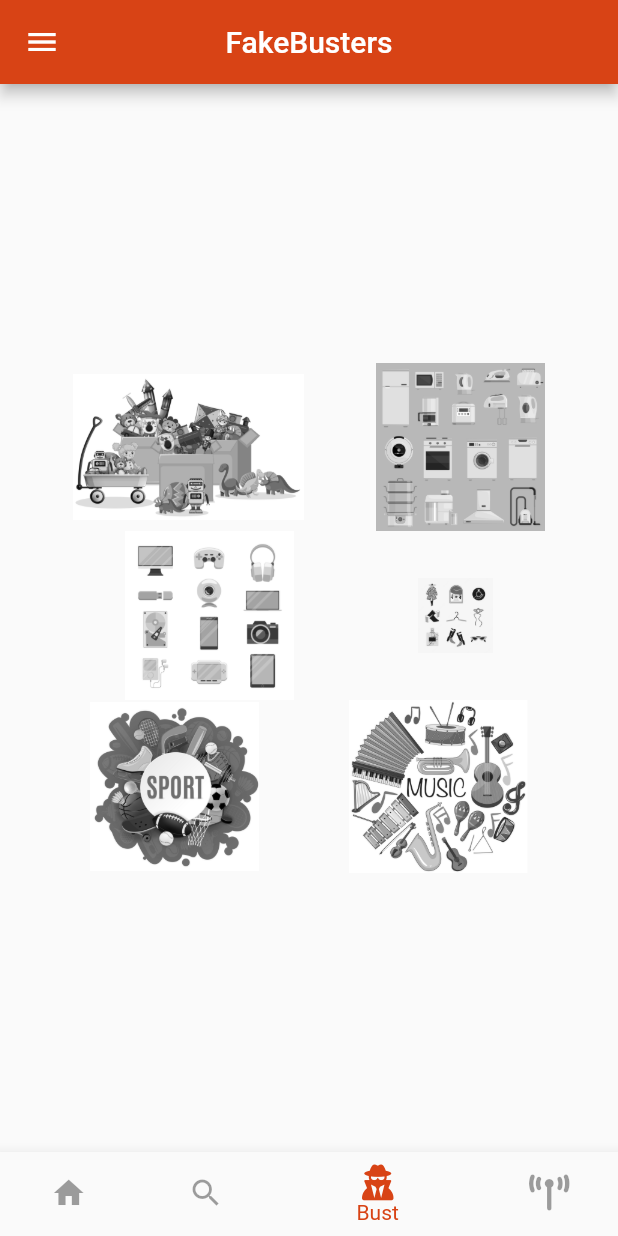
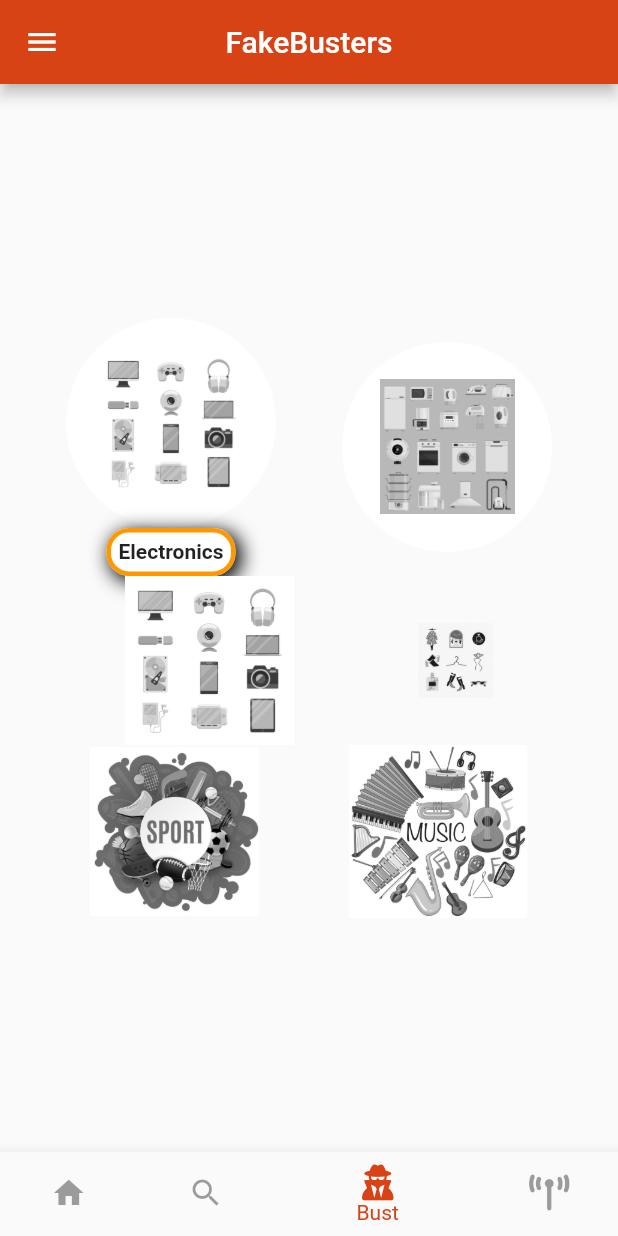
Before and after one commit to walidwalid23/FakeBusters, a Flutter app: the screen it shows after launch, after a tap on "Fake Buster", on a phone screen of 412 x 824 dp. Run offline on Flutter 3.47's test engine with Material 2 defaults, Android fonts, the phone set to English and light mode, and no system bars; our stand-ins replace fluttertoast, font_awesome_flutter; missing offline and left inert: regexed_validator.

Commit message:
modified categories layout and logic

```diff
--- a/lib/models/colors_manager.dart
+++ b/lib/models/colors_manager.dart
@@ -4,5 +4,8 @@ class ColorsManager{
   static final Color? bottomBarUnselectedIconsColor = Colors.black38;
   static final Color? bottomBarSelectedIconsColor = Colors.deepOrange[800];
   static final Color? choiceCircleBackground = Colors.deepOrangeAccent;
+  static final Color? choiceInactiveColor = Colors.black12;
+  static final Color? choiceActiveColor = Colors.orange;
+
 
 }
--- a/lib/reusable_widgets/user_choice.dart
+++ b/lib/reusable_widgets/user_choice.dart
@@ -8,7 +8,8 @@ class UserChoice extends StatelessWidget {
     required this.choiceText,
       this.circleRadius = 50,
      required this.imageScale,
-     required this.action
+     required this.action,
+     required this.circleBackgroundColor
   }) : super(key: key);
 
   String imagePath;
@@ -16,6 +17,7 @@ class UserChoice extends StatelessWidget {
   double imageScale;
   String choiceText;
   VoidCallback action;
+  Color circleBackgroundColor;
 
 
   @override
@@ -26,7 +28,7 @@ class UserChoice extends StatelessWidget {
           children: [
             CircleAvatar(child: Image.asset(imagePath,scale:imageScale ),
                 radius:circleRadius,
-            backgroundColor: ColorsManager.choiceCircleBackground,),
+            backgroundColor: circleBackgroundColor,),
             Container(
               padding: EdgeInsets.all(5),
                 decoration: BoxDecoration(
--- a/lib/views/categories.dart
+++ b/lib/views/categories.dart
@@ -1,7 +1,21 @@
+import 'package:fakebustersapp/reusable_widgets/user_choice.dart';
 import 'package:flutter/material.dart';
 
-class  Categories extends StatelessWidget {
+class Categories extends StatefulWidget {
   const Categories({Key? key}) : super(key: key);
+
+  @override
+  State<Categories> createState() => _CategoriesState();
+}
+
+class _CategoriesState extends State<Categories> {
+  String toysState = 'toysoff.jpg';
+  String appliancesState = 'appliancesoff.jpg';
+  String musicInstrumentsState = 'musicinstrumentsoff.jpg';
+  String fashionsState = 'fashionoff.jpg';
+  String electronicsState = 'electronicsoff.jpg';
+  String sportsEquipmentState = 'sportsEquipmentoff.jpg';
+
 
   @override
   Widget build(BuildContext context) {
@@ -9,10 +23,23 @@ class  Categories extends StatelessWidget {
       mainAxisAlignment: MainAxisAlignment.center,
       children: [
         Row(
-        mainAxisAlignment: MainAxisAlignment.spaceEvenly
+          mainAxisAlignment: MainAxisAlignment.spaceEvenly
           ,children: [
-          Image.asset('assets/images/toysoff.jpg',scale:40),
-          Image.asset('assets/images/appliancesoff.jpg',scale:40),
+          UserChoice(
+            imagePath: 'assets/images/$electronicsState',
+            choiceText: 'Electronics',
+            imageScale: 45,
+            action: (){setState(() {
+              (electronicsState=='electronicsoff.jpg')?electronicsState='electronicson.jpg'
+                  :
+              electronicsState='electronicsoff.jpg';
+            });},
+            circleBackgroundColor: Colors.white,
+            circleRadius: 70,)
+          ,
+          CircleAvatar(child: Image.asset('assets/images/appliancesoff.jpg',scale:50,),
+              backgroundColor: Colors.white,
+              radius: 70)
         ],),
         Row(
           mainAxisAlignment: MainAxisAlignment.spaceEvenly
@@ -33,4 +60,7 @@ class  Categories extends StatelessWidget {
 
 
   }
+
+
+
 }
--- a/lib/views/user_type_choices.dart
+++ b/lib/views/user_type_choices.dart
@@ -1,4 +1,5 @@
 
+import 'package:fakebustersapp/models/colors_manager.dart';
 import 'package:fakebustersapp/reusable_widgets/user_choice.dart';
 import 'package:flutter/material.dart';
 
@@ -26,9 +27,11 @@ class UserTypeChoices extends StatelessWidget {
                   children: [
                     UserChoice(imagePath: 'assets/images/fakebuster.png',
                         choiceText: 'Fake Buster', imageScale: 1,
+                    circleBackgroundColor: ColorsManager.choiceCircleBackground!,
                     action: fakeBusterChoiceAction,),
                     UserChoice(imagePath: 'assets/images/siren.png',
                         choiceText: 'Busters Seeker', imageScale: 6,
+                    circleBackgroundColor: ColorsManager.choiceCircleBackground!,
                     action: bustersSeekerChoiceAction,)
                   ],
 
```
Also changed, not shown: lib/views/search.dart (+13 -17 lines).
